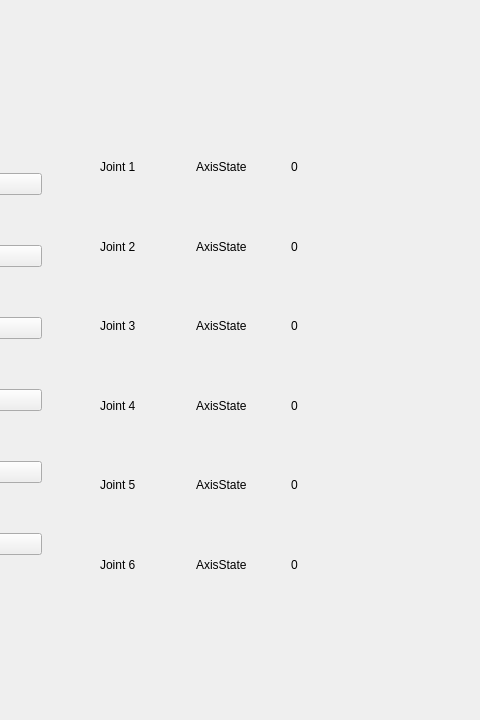
First picture: the form in src/dyros_gui.ui, repository JunhyeokRui/dyros_bolt_gui, before the edit; both pictures show x 610 to 1090 and y 0 to 720 of the 1280 by 720 pixel window.
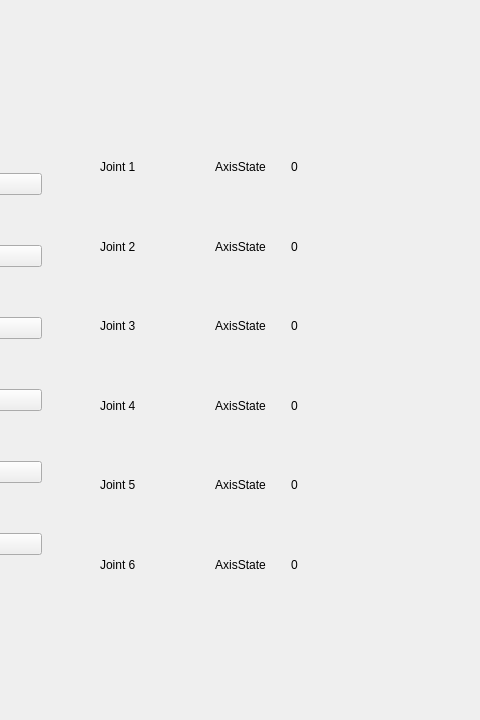
Second picture: the form after the edit.

Patch:
```diff
--- a/src/dyros_gui.ui
+++ b/src/dyros_gui.ui
@@ -183,6 +183,9 @@
         <property name="text">
          <string>AxisState</string>
         </property>
+        <property name="alignment">
+         <set>Qt::AlignCenter</set>
+        </property>
        </widget>
       </item>
       <item>
@@ -208,6 +211,9 @@
         <property name="text">
          <string>AxisState</string>
         </property>
+        <property name="alignment">
+         <set>Qt::AlignCenter</set>
+        </property>
        </widget>
       </item>
       <item>
@@ -233,6 +239,9 @@
         <property name="text">
          <string>AxisState</string>
         </property>
+        <property name="alignment">
+         <set>Qt::AlignCenter</set>
+        </property>
        </widget>
       </item>
       <item>
@@ -258,6 +267,9 @@
         <property name="text">
          <string>AxisState</string>
         </property>
+        <property name="alignment">
+         <set>Qt::AlignCenter</set>
+        </property>
        </widget>
       </item>
       <item>
@@ -283,6 +295,9 @@
         <property name="text">
          <string>AxisState</string>
         </property>
+        <property name="alignment">
+         <set>Qt::AlignCenter</set>
+        </property>
        </widget>
       </item>
       <item>
@@ -308,6 +323,9 @@
         <property name="text">
          <string>AxisState</string>
         </property>
+        <property name="alignment">
+         <set>Qt::AlignCenter</set>
+        </property>
        </widget>
       </item>
       <item>
```
